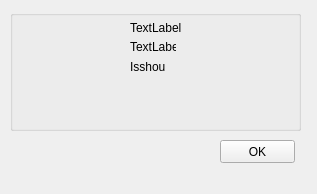
First picture: the form in trunk/FTPSynchronizer/Common/About.ui, repository martin-kudlicka/ftp-synchronizer, before the edit.
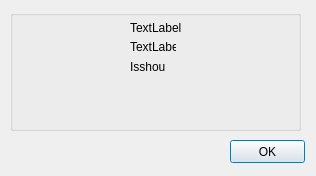
Second picture: the form after the edit. Icons and pictures are not drawn.

```diff
--- a/trunk/FTPSynchronizer/Common/About.ui
+++ b/trunk/FTPSynchronizer/Common/About.ui
@@ -1,12 +1,12 @@
 <ui version="4.0" >
- <class>qwAbout</class>
- <widget class="QWidget" name="qwAbout" >
+ <class>qdAbout</class>
+ <widget class="QDialog" name="qdAbout" >
   <property name="geometry" >
    <rect>
     <x>0</x>
     <y>0</y>
-    <width>317</width>
-    <height>194</height>
+    <width>316</width>
+    <height>176</height>
    </rect>
   </property>
   <property name="windowTitle" >
@@ -55,7 +55,7 @@
      <rect>
       <x>120</x>
       <y>10</y>
-      <width>91</width>
+      <width>101</width>
       <height>16</height>
      </rect>
     </property>
@@ -80,7 +80,7 @@
   <widget class="QPushButton" name="qpbOK" >
    <property name="geometry" >
     <rect>
-     <x>220</x>
+     <x>230</x>
      <y>140</y>
      <width>75</width>
      <height>23</height>
```
Left out of the diff: 60 changed lines with no effect on the pictures.
